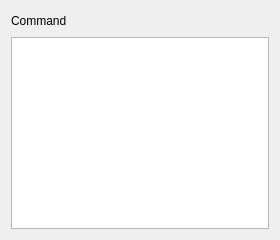
Above: src/plugins/workflow_designer/src/library/create_cmdline_based_worker/CreateCmdlineBasedWorkerWizardCommandPage.ui from violethaze74/ugene before the change. Below: the same form after it.
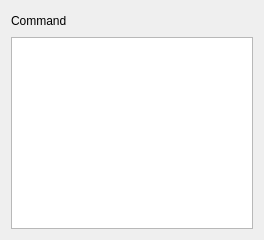
That is the form after the change.

The edit to the form file:
```diff
--- a/src/plugins/workflow_designer/src/library/create_cmdline_based_worker/CreateCmdlineBasedWorkerWizardCommandPage.ui
+++ b/src/plugins/workflow_designer/src/library/create_cmdline_based_worker/CreateCmdlineBasedWorkerWizardCommandPage.ui
@@ -6,7 +6,7 @@
    <rect>
     <x>0</x>
     <y>0</y>
-    <width>280</width>
+    <width>264</width>
     <height>240</height>
    </rect>
   </property>
```
